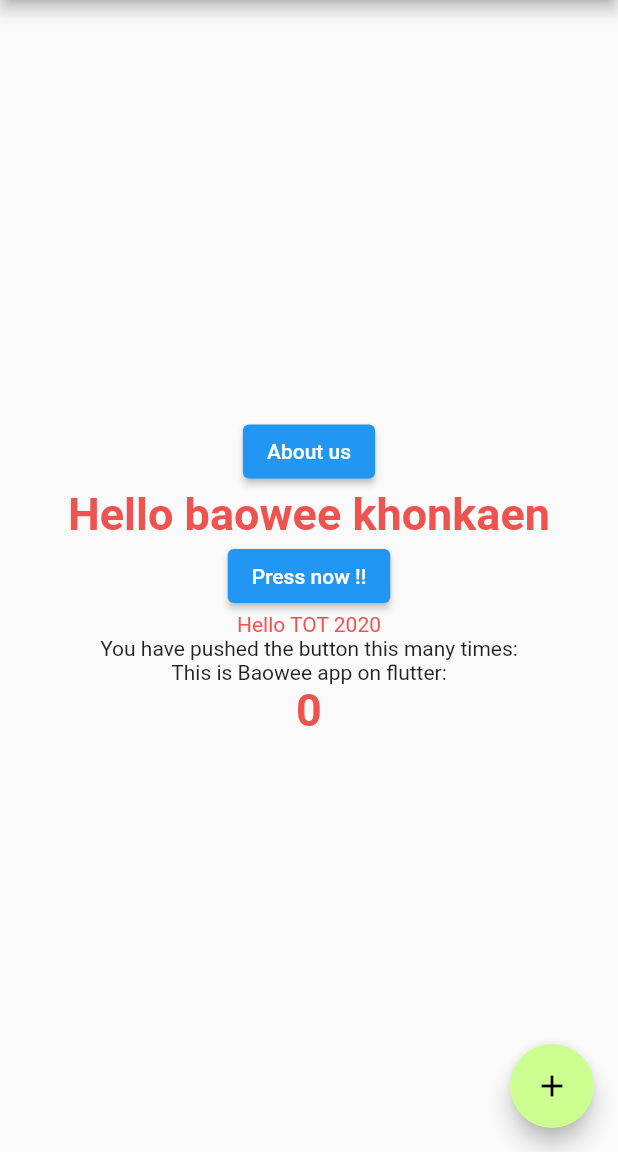
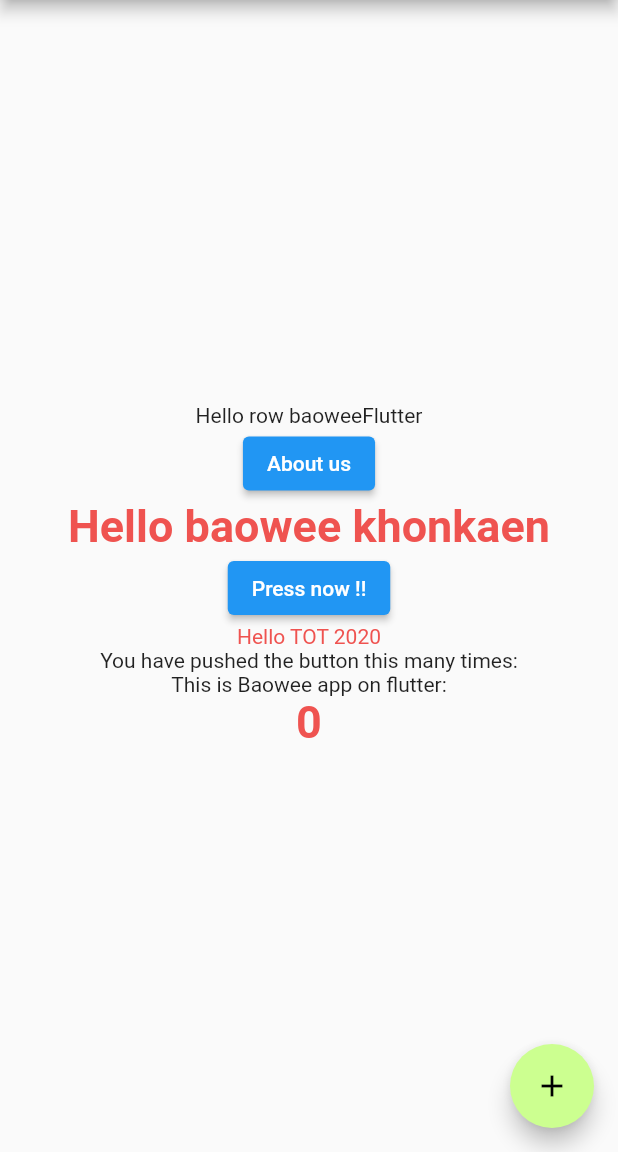
Before and after one commit to bweerasakoutlook/fluttertot, a Flutter app: the screen it shows after launch, on a phone screen of 412 x 824 dp, the part 84-1236 px from its top. Run offline on Flutter 3.47's test engine with Material 2 defaults, Android fonts, the phone set to English and light mode, and no system bars.

Commit message:
before create grid veiw

```diff
--- a/lib/pages/home_stack/home_page.dart
+++ b/lib/pages/home_stack/home_page.dart
@@ -1,4 +1,5 @@
 import 'package:flutter/material.dart';
+import 'package:fluttertot/main.dart';
 import 'package:fluttertot/pages/home_stack/about_page.dart';
 import 'package:fluttertot/widgets/header.dart';
 
@@ -51,6 +52,14 @@ class _MyHomePageState extends State<MyHomePage> {
         child: Column(
           mainAxisAlignment: MainAxisAlignment.center,
           children: <Widget>[
+            Row(
+              mainAxisAlignment: MainAxisAlignment.center,
+             children: [
+               Text('Hello row baowee'),
+               Text('Flutter')
+             ],
+            ),
+
             ElevatedButton(
                 onPressed: () {
                   Navigator.pushNamed(context, 'homestack/about');
```
